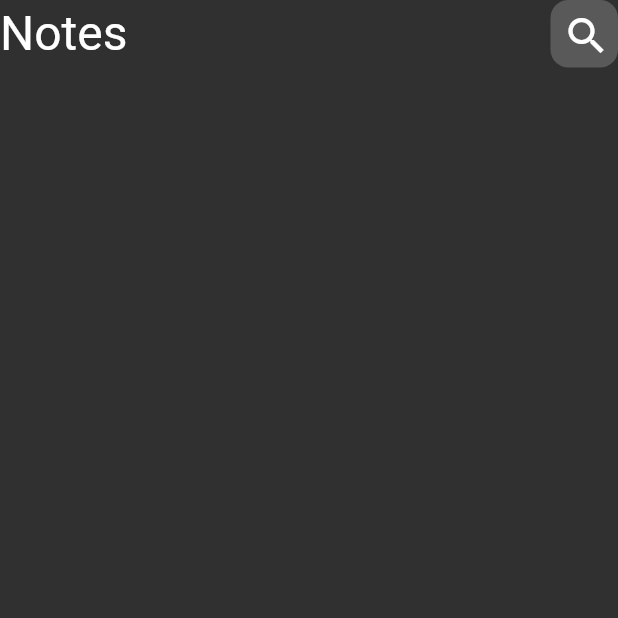
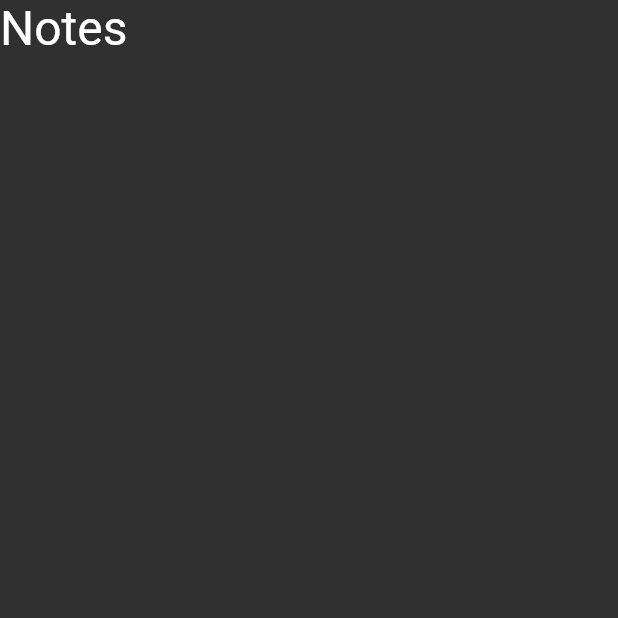
Before and after one commit to Awad-Safwat/notes_app, a Flutter app: the screen it shows after launch, on a phone screen of 412 x 824 dp, the top half of it. Run offline on Flutter 3.47's test engine with Material 2 defaults, Android fonts, the phone set to English and light mode, and no system bars.

Commit message:
not important

```diff
--- a/lib/custome_widgets/app_bar.dart
+++ b/lib/custome_widgets/app_bar.dart
@@ -1,5 +1,4 @@
 import 'package:flutter/material.dart';
-import 'package:notes_app/custome_widgets/search_icon.dart';
 
 class CustomAppBar extends StatelessWidget {
   const CustomAppBar({
@@ -17,7 +16,7 @@ class CustomAppBar extends StatelessWidget {
           ),
         ),
         Spacer(),
-        CustomSearchIcon(),
+
       ],
     );
   }
```
